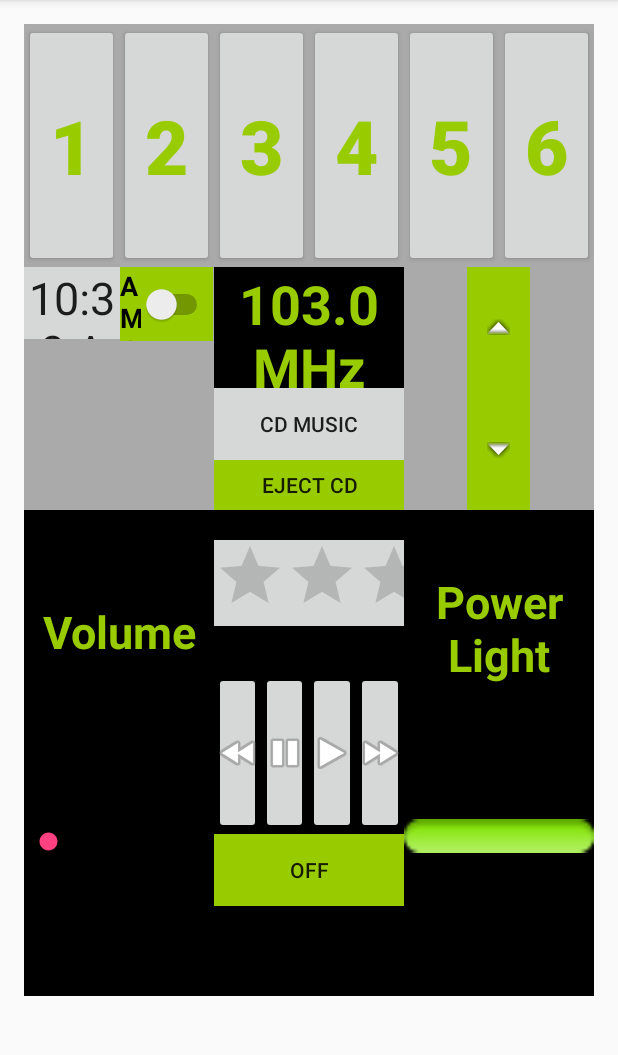
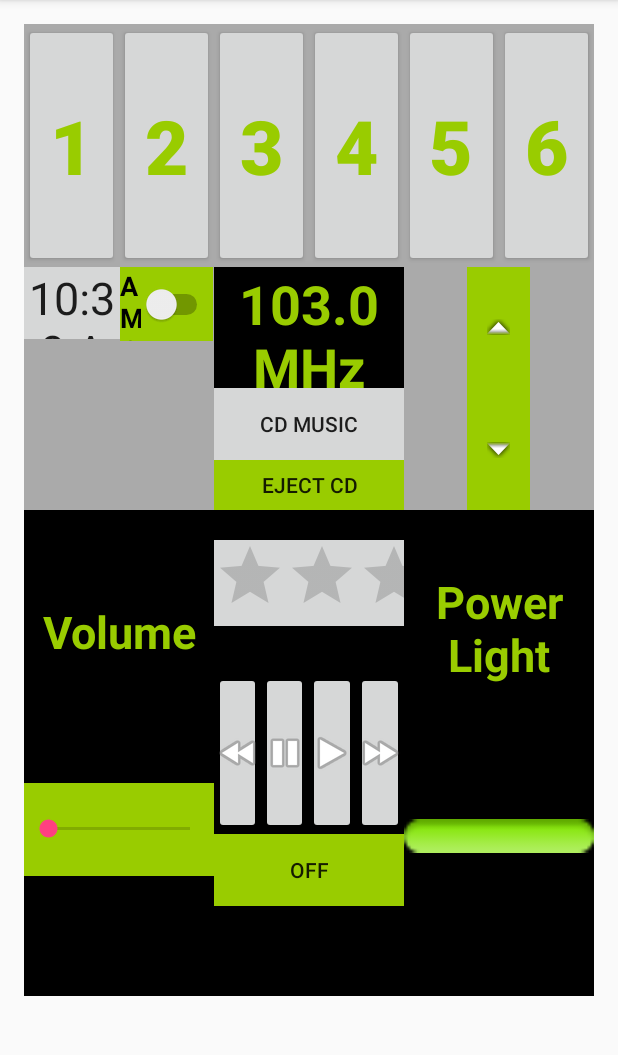
Before and after one commit to ajimine19/Car-Stereo-Android-App, an Android app: the screen it shows after launch (MainActivity), on a phone screen of 412 x 824 dp, the part 84-1139 px from its top. Run offline under Robolectric (Android 15) with nearby library versions, the phone set to English and light mode, and no system bars.

Commit message:
"Lab3Go"

```diff
--- a/app/src/main/res/layout/activity_main.xml
+++ b/app/src/main/res/layout/activity_main.xml
@@ -327,9 +327,10 @@
 
                     <SeekBar
                         android:layout_width="match_parent"
-                        android:layout_height="119dp"
+                        android:layout_height="62dp"
                         android:id="@+id/seekBar"
-                        android:backgroundTint="@android:color/holo_green_light" />
+                        android:background="@android:color/holo_green_light"
+                        android:translationY="20dp" />
                 </LinearLayout>
 
             </LinearLayout>
```
